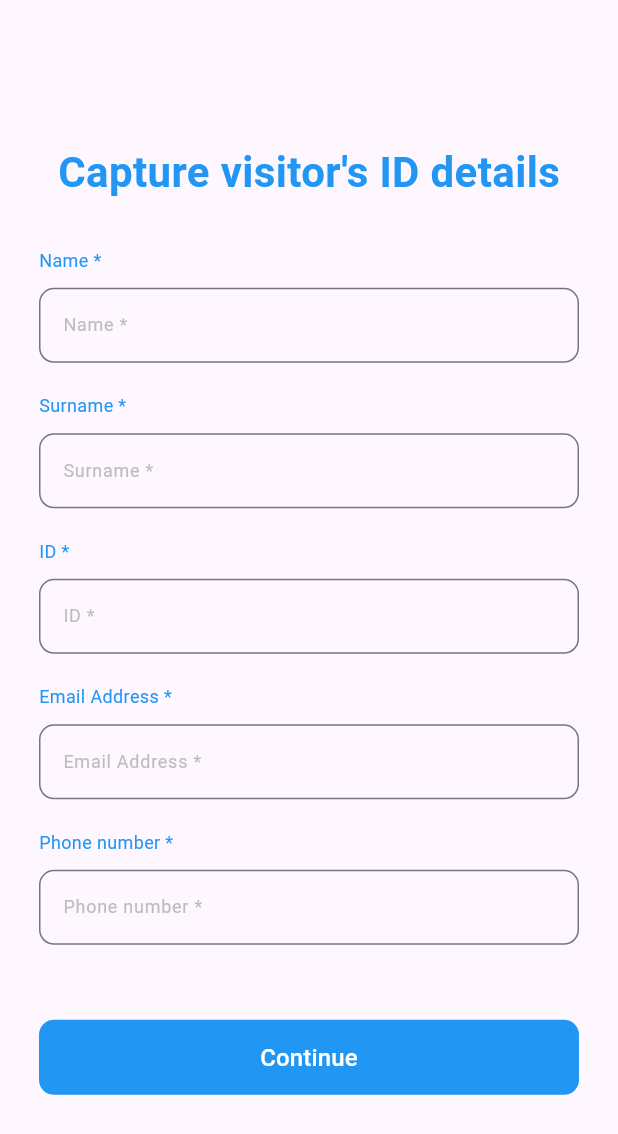
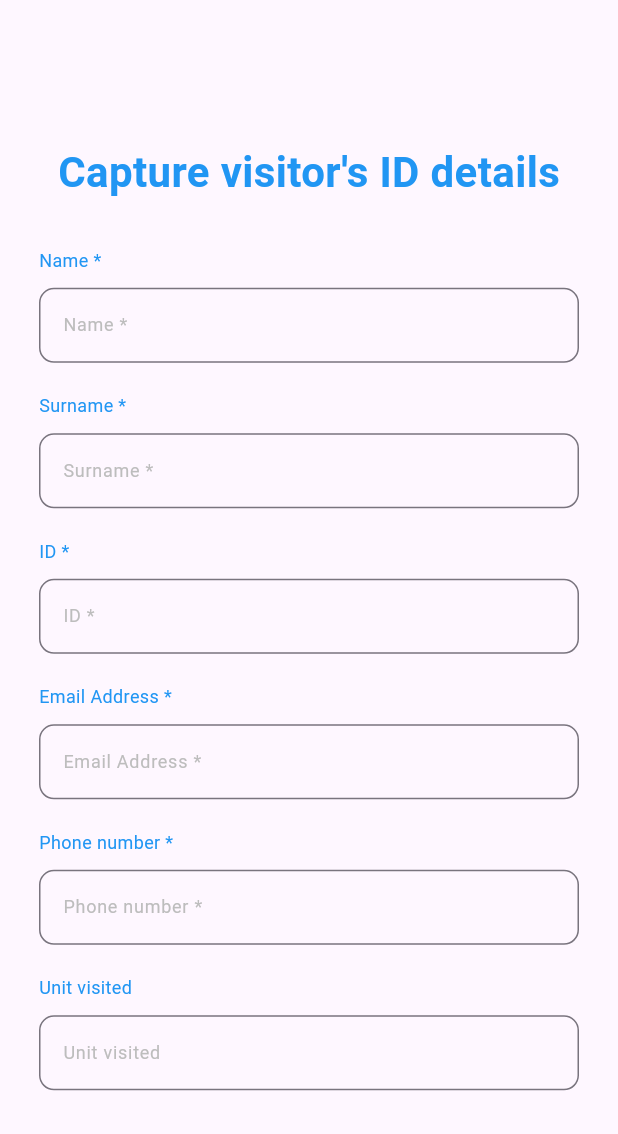
Before and after one commit to Authority10240/secure_access_flutter, a Flutter app: the PersonDetailsPage widget shown alone on an empty page, opened directly with empty values, on a phone screen of 412 x 824 dp. Shown: the top 1134 px of the screen. Run offline on Flutter 3.47's test engine with Material 3 defaults, Android fonts, the light colour scheme and no system bars; our stand-ins replace cloud_firestore, dio, firebase_auth, firebase_core, flutter_bloc, flutter_cache_manager and 10 more; missing offline and left inert: barcode_scan2, encrypt; accounts and stored records are empty.

Commit message:
added visitation unit filed

```diff
--- a/lib/features/person_details/data/models/person_details_model_response/person_details_continue_clicked_model.dart
+++ b/lib/features/person_details/data/models/person_details_model_response/person_details_continue_clicked_model.dart
@@ -15,7 +15,8 @@ class PersonDetailsContinueClickedModel with _$PersonDetailsContinueClickedModel
     required String? transportationType,
     required String? mobileNumber,
     required String? email,
-    required DateTime? dateTime
+    required DateTime? dateTime,
+    required String? unitVisited
   }) = _PersonDetailsContinueClickedModel;
 
   factory PersonDetailsContinueClickedModel.fromJson(
--- a/lib/features/person_details/presentation/person_details_page.dart
+++ b/lib/features/person_details/presentation/person_details_page.dart
@@ -46,6 +46,7 @@ class _PersonDetailsPageState extends BasePageState<PersonDetailsPage, PersonDet
   final TextEditingController _idNumberController = TextEditingController();
   final TextEditingController _emailController = TextEditingController();
   final TextEditingController _phoneController = TextEditingController();
+  final TextEditingController _unitController = TextEditingController();
 
   final GlobalKey<FormState> _formKey = GlobalKey<FormState>();
 
@@ -155,12 +156,23 @@ class _PersonDetailsPageState extends BasePageState<PersonDetailsPage, PersonDet
 
                     ),
 
+                    smallMediumSpacer,
+                    Text(appLocalizations.unitVisited, style:  textStyleDescription(),),
+                    labelSpacer,
+                    CustomTextField(
+                      controller: _unitController,
+                      labelText: getLocalization().unitVisited,
+                      validator: (value ) {
+                      },
+                    ),
+
                     largeSpacer,
                     CustomFormButton(
                         isActive: true,
                         onPressed: (){
                           getBloc().add(PersonDetailsContinueClickedEvent(
                               personDetailsContinueClickedModel:PersonDetailsContinueClickedModel(
+                                unitVisited: _unitController.text.trim(),
                                 dateTime: DateTime.now(),
                                   identificationNumber: _idNumberController.text.trim(),
                                   identificationType: IdentificationType.manual.toString() ,
--- a/lib/features/personnel_scan/data/models/personnel_scan_model_response/personnel_scan_continue_clicked_model.dart
+++ b/lib/features/personnel_scan/data/models/personnel_scan_model_response/personnel_scan_continue_clicked_model.dart
@@ -15,7 +15,8 @@ class PersonnelScanContinueClickedModel with _$PersonnelScanContinueClickedModel
     required String? transportationType,
     required String? mobileNumber,
     required String? email,
-    required DateTime? dateTime
+    required DateTime? dateTime,
+    required String? unitVisited
   }) = _PersonnelScanContinueClickedModel;
 
   factory PersonnelScanContinueClickedModel.fromJson(
--- a/lib/localization/intl_en.arb
+++ b/lib/localization/intl_en.arb
@@ -96,6 +96,8 @@
   "noIdentificationDocumentScanned": "No identification document scanned",
   "walkIn": "Walk in",
   "mobileNumber":"Mobile number",
-  "visitationLoggedSuccessfully": "Visitation logged successfully"
+  "visitationLoggedSuccessfully": "Visitation logged successfully",
+  "unitVisited": "Unit visited",
+
 
 }
```
Also changed, not shown: lib/features/personnel_scan/presentation/personnel_scan_page.dart (+11 -0 lines), lib/features/person_details/data/models/person_details_model_response/person_details_continue_clicked_model.freezed.dart, lib/features/person_details/data/models/person_details_model_response/person_details_continue_clicked_model.g.dart, lib/features/personnel_scan/data/models/personnel_scan_model_response/personnel_scan_continue_clicked_model.freezed.dart, lib/features/personnel_scan/data/models/personnel_scan_model_response/personnel_scan_continue_clicked_model.g.dart, lib/generated/intl/messages_en.dart, lib/generated/l10n.dart.
